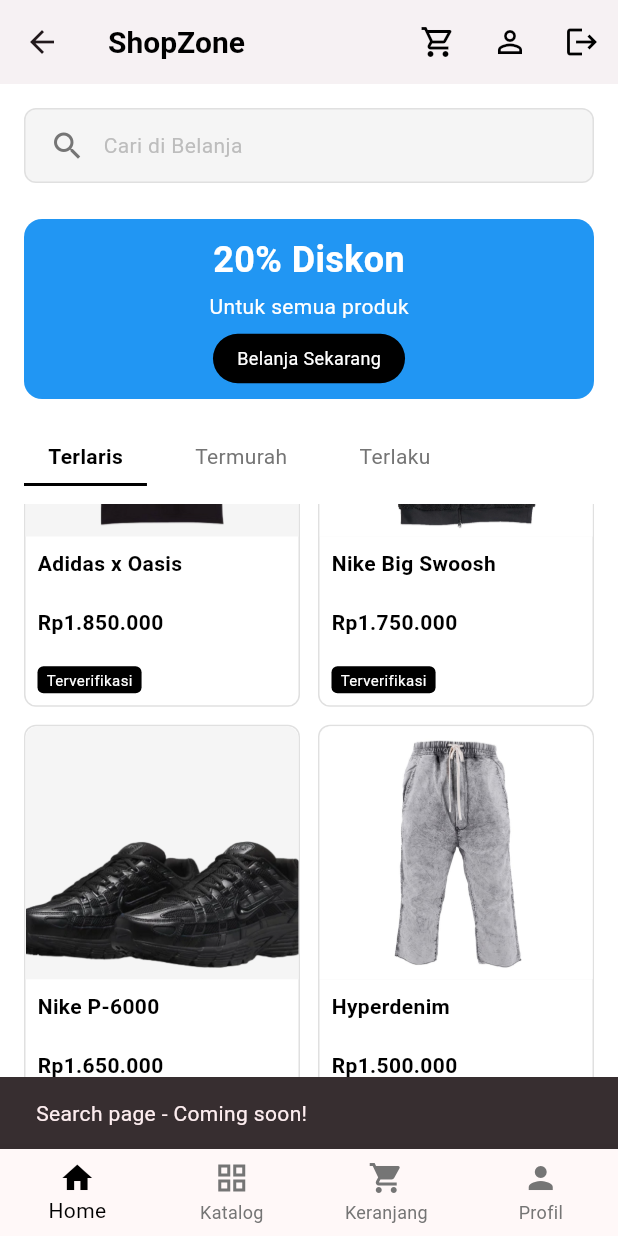
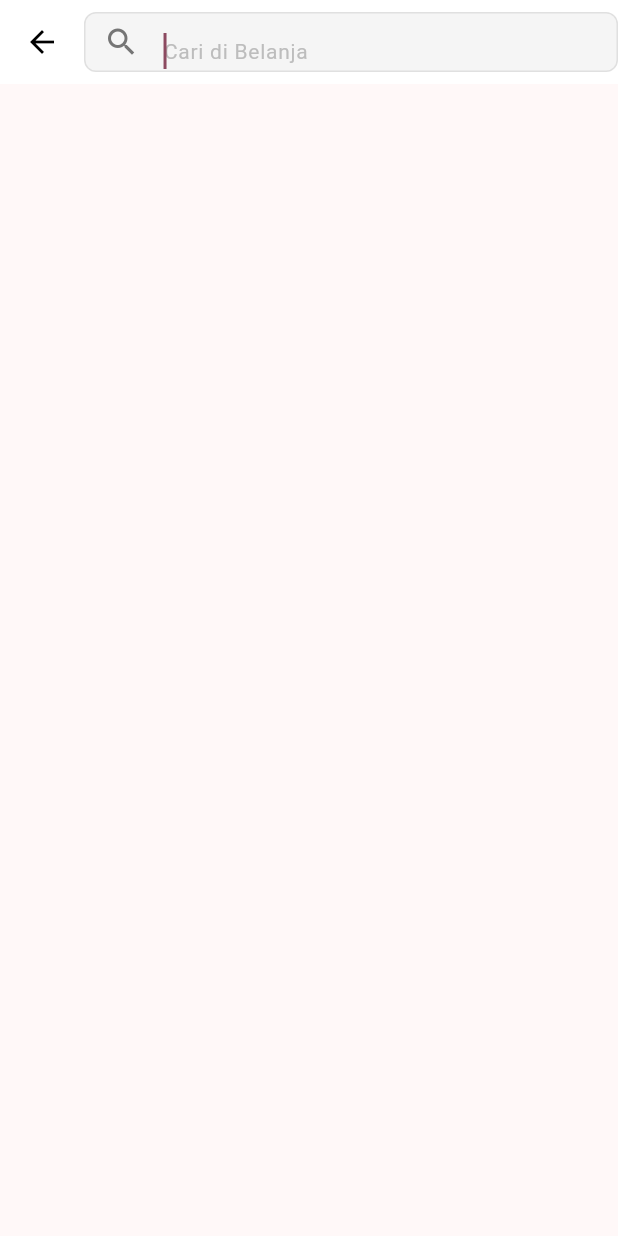
Before and after one commit to aryakusuma1/ShopZone-project, a Flutter app: the screen it shows after launch, scrolled down 443 dp, after a tap on "Cari di Belanja", on a phone screen of 412 x 824 dp. Run offline on Flutter 3.47's test engine with Material 3 defaults, Android fonts, the phone set to English and light mode, and no system bars; our stand-ins replace cloud_firestore, firebase_auth, firebase_core; accounts and stored records are empty.

Commit message:
Feat: Menambahkan Search Page

```diff
--- a/lib/features/home/pages/home_page.dart
+++ b/lib/features/home/pages/home_page.dart
@@ -120,10 +120,8 @@ class _HomePageState extends State<HomePage> {
             padding: const EdgeInsets.all(16.0),
             child: GestureDetector(
               onTap: () {
-                // TODO: Navigate to search page
-                ScaffoldMessenger.of(context).showSnackBar(
-                  const SnackBar(content: Text('Search page - Coming soon!')),
-                );
+                // Navigate to the SearchPage (suggestions page)
+                Navigator.pushNamed(context, AppRoutes.search);
               },
               child: Container(
                 padding: const EdgeInsets.symmetric(
--- /dev/null
+++ b/lib/features/search/pages/search_page.dart
@@ -0,0 +1,154 @@
+import 'package:flutter/material.dart';
+import 'package:shopzone/core/constants/colors.dart';
+import 'package:shopzone/core/constants/text_styles.dart';
+import 'package:shopzone/routes/app_routes.dart';
+import 'package:shopzone/features/home/data/dummy_products.dart'; // Import dummy products
+import 'package:shopzone/shared/models/product.dart'; // Import Product model
+
+class SearchPage extends StatefulWidget {
+  final String? initialQuery;
+  const SearchPage({super.key, this.initialQuery});
+
+  @override
+  State<SearchPage> createState() => _SearchPageState();
+}
+
+class _SearchPageState extends State<SearchPage> {
+  final TextEditingController _searchController = TextEditingController();
+  List<String> _suggestions = [];
+  List<String> _allProductNames = []; // List to hold all product names
+
+  @override
+  void initState() {
+    super.initState();
+    // Populate all product names from dummy data
+    _allProductNames = DummyProducts.getAllProductsWithExtra()
+        .map((product) => product.name)
+        .toList();
+    if (widget.initialQuery != null) {
+      _searchController.text = widget.initialQuery!;
+    }
+    _onSearchChanged(
+      _searchController.text,
+    ); // Initialize suggestions based on initialQuery
+  }
+
+  @override
+  void dispose() {
+    _searchController.dispose();
+    super.dispose();
+  }
+
+  void _onSearchChanged(String query) {
+    setState(() {
+      if (query.isNotEmpty) {
+        _suggestions = _allProductNames
+            .where((name) => name.toLowerCase().contains(query.toLowerCase()))
+            .toList();
+      } else {
+        _suggestions = [];
+      }
+    });
+  }
+
+  @override
+  Widget build(BuildContext context) {
+    return Scaffold(
+      appBar: AppBar(
+        backgroundColor: AppColors.background,
+        elevation: 0,
+        leading: IconButton(
+          icon: const Icon(Icons.arrow_back, color: AppColors.textPrimary),
+          onPressed: () {
+            Navigator.pop(context);
+          },
+        ),
+        titleSpacing: 0,
+        title: Container(
+          height: 40,
+          decoration: BoxDecoration(
+            color: AppColors.cardBackground,
+            borderRadius: BorderRadius.circular(8),
+            border: Border.all(color: AppColors.border),
+          ),
+          child: TextFormField(
+            controller: _searchController,
+            autofocus: true,
+            onChanged: _onSearchChanged,
+            onFieldSubmitted: (query) {
+              if (query.isNotEmpty) {
+                Navigator.pushNamed(
+                  context,
+                  AppRoutes.searchResults,
+                  arguments: query,
+                );
+              }
+            },
+            decoration: InputDecoration(
+              hintText: 'Cari di Belanja',
+              hintStyle: AppTextStyles.bodyMedium.copyWith(
+                color: AppColors.textHint,
+              ),
+              prefixIcon: const Icon(
+                Icons.search,
+                color: AppColors.textSecondary,
+              ),
+              suffixIcon: _searchController.text.isNotEmpty
+                  ? IconButton(
+                      icon: const Icon(
+                        Icons.clear,
+                        color: AppColors.textSecondary,
+                      ),
+                      onPressed: () {
+                        _searchController.clear();
+                        _onSearchChanged('');
+                      },
+                    )
+                  : null,
+              border: InputBorder.none,
+              contentPadding: const EdgeInsets.symmetric(vertical: 8),
+            ),
+          ),
+        ),
+      ),
+      body: _suggestions.isNotEmpty
+          ? Padding(
+              padding: const EdgeInsets.symmetric(horizontal: 16.0),
+              child: Column(
+                crossAxisAlignment: CrossAxisAlignment.start,
+                children: [
+                  const SizedBox(height: 16),
+                  Text('Suggestions', style: AppTextStyles.heading3),
+                  const SizedBox(height: 8),
+                  Expanded(
+                    child: ListView.builder(
+                      itemCount: _suggestions.length,
+                      itemBuilder: (context, index) {
+                        final suggestion = _suggestions[index];
+                        return ListTile(
+                          leading: const Icon(
+                            Icons.search,
+                            color: AppColors.textSecondary,
+                          ),
+                          title: Text(
+                            suggestion,
+                            style: AppTextStyles.bodyMedium,
+                          ),
+                          onTap: () {
+                            Navigator.pushNamed(
+                              context,
+                              AppRoutes.searchResults,
+                              arguments: suggestion,
+                            );
+                          },
+                        );
+                      },
+                    ),
+                  ),
+                ],
+              ),
+            )
+          : Container(), // Empty container if no suggestions
+    );
+  }
+}
--- a/lib/routes/app_routes.dart
+++ b/lib/routes/app_routes.dart
@@ -5,4 +5,6 @@ class AppRoutes {
 
   // Main routes
   static const String home = '/home';
+  static const String search = '/search';
+  static const String searchResults = '/searchResults';
 }
--- a/lib/routes/route_generator.dart
+++ b/lib/routes/route_generator.dart
@@ -3,6 +3,8 @@ import 'app_routes.dart';
 import '../features/home/pages/home_page.dart';
 import '../features/auth/pages/login_page.dart';
 import '../features/auth/pages/register_page.dart';
+import '../features/search/pages/search_page.dart';
+import '../features/search/pages/search_results_page.dart';
 
 class RouteGenerator {
   static Route<dynamic> generateRoute(RouteSettings settings) {
@@ -16,12 +18,19 @@ class RouteGenerator {
       case AppRoutes.register:
         return MaterialPageRoute(builder: (_) => const RegisterPage());
 
+      case AppRoutes.search:
+        return MaterialPageRoute(builder: (_) => const SearchPage());
+
+      case AppRoutes.searchResults:
+        final args = settings.arguments as String?;
+        return MaterialPageRoute(
+          builder: (_) => SearchResultsPage(initialQuery: args),
+        );
+
       default:
         return MaterialPageRoute(
           builder: (_) => Scaffold(
-            body: Center(
-              child: Text('No route defined for ${settings.name}'),
-            ),
+            body: Center(child: Text('No route defined for ${settings.name}')),
           ),
         );
     }
```
Also changed, not shown: lib/features/search/pages/search_results_page.dart (added, +433 -0 lines).
